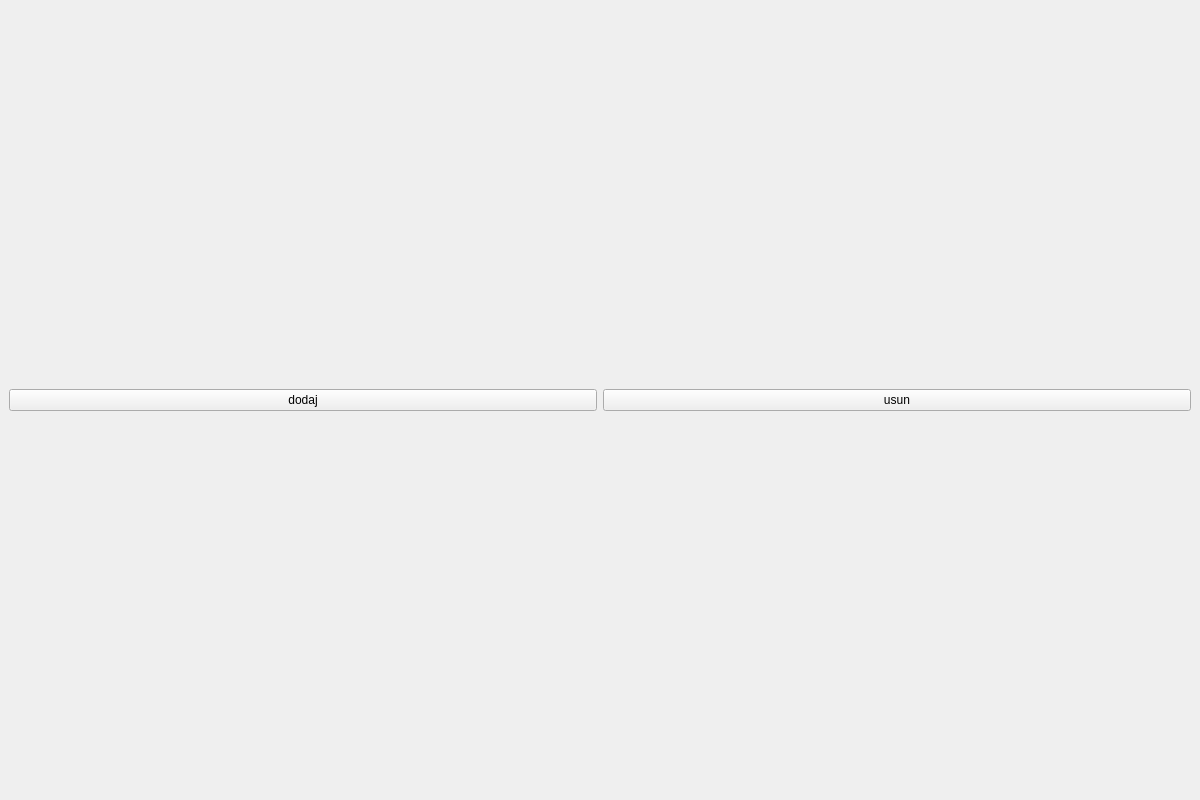
arekszatan/ToDowithQT, file GUI/view.ui: the form before one commit.
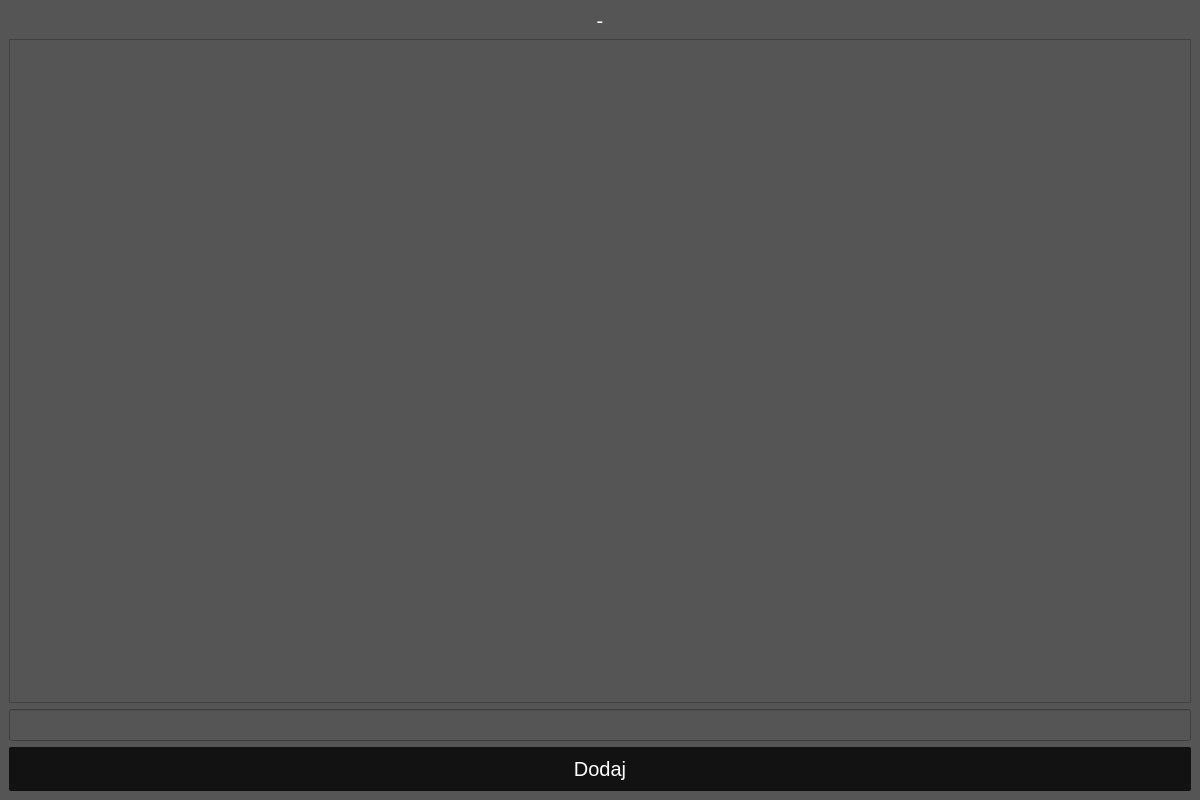
The form after the commit. The open tabs and pages were chosen to show the change.

Diff of the .ui file:
```diff
--- a/GUI/view.ui
+++ b/GUI/view.ui
@@ -13,6 +13,25 @@
   <property name="windowTitle">
    <string>MainWindow</string>
   </property>
+  <property name="styleSheet">
+   <string notr="true">QLabel{
+	
+}
+
+QWidget{
+background-color:#555;
+color:white;
+font-size:20px;
+}
+
+QPushButton{
+background-color:#121212;
+padding:10px;
+border:solid;
+border-radius: 2px;
+border-color:#555555;
+}</string>
+  </property>
   <widget class="QWidget" name="centralwidget">
    <layout class="QVBoxLayout" name="verticalLayout">
     <property name="spacing">
@@ -67,17 +86,81 @@
       </widget>
       <widget class="QWidget" name="mainToDo">
        <layout class="QGridLayout" name="gridLayout_2">
-        <item row="0" column="0">
+        <item row="1" column="0" colspan="2">
+         <widget class="QScrollArea" name="scrollArea">
+          <property name="sizePolicy">
+           <sizepolicy hsizetype="Preferred" vsizetype="Preferred">
+            <horstretch>0</horstretch>
+            <verstretch>0</verstretch>
+           </sizepolicy>
+          </property>
+          <property name="sizeAdjustPolicy">
+           <enum>QAbstractScrollArea::AdjustToContents</enum>
+          </property>
+          <property name="widgetResizable">
+           <bool>true</bool>
+          </property>
+          <widget class="QWidget" name="scrollAreaWidgetContents">
+           <property name="geometry">
+            <rect>
+             <x>0</x>
+             <y>0</y>
+             <width>1180</width>
+             <height>664</height>
+            </rect>
+           </property>
+           <layout class="QGridLayout" name="gridLayout_3">
+            <item row="0" column="0">
+             <widget class="QWidget" name="toDoWidget" native="true">
+              <layout class="QGridLayout" name="gridLayout_4"/>
+             </widget>
+            </item>
+            <item row="1" column="0">
+             <widget class="QWidget" name="spacerWidget" native="true">
+              <layout class="QVBoxLayout" name="verticalLayout_2">
+               <item>
+                <spacer name="verticalSpacer">
+                 <property name="orientation">
+                  <enum>Qt::Vertical</enum>
+                 </property>
+                 <property name="sizeHint" stdset="0">
+                  <size>
+                   <width>20</width>
+                   <height>601</height>
+                  </size>
+                 </property>
+                </spacer>
+               </item>
+              </layout>
+             </widget>
+            </item>
+           </layout>
+          </widget>
+         </widget>
+        </item>
+        <item row="3" column="0" colspan="2">
          <widget class="QPushButton" name="addButton">
           <property name="text">
-           <string>dodaj</string>
+           <string>Dodaj</string>
           </property>
          </widget>
         </item>
-        <item row="0" column="1">
-         <widget class="QPushButton" name="removeButton">
+        <item row="2" column="0" colspan="2">
+         <widget class="QLineEdit" name="newToDoLineEdit"/>
+        </item>
+        <item row="0" column="0" colspan="2">
+         <widget class="QLabel" name="toDoName">
+          <property name="sizePolicy">
+           <sizepolicy hsizetype="Preferred" vsizetype="Maximum">
+            <horstretch>0</horstretch>
+            <verstretch>0</verstretch>
+           </sizepolicy>
+          </property>
           <property name="text">
-           <string>usun</string>
+           <string>-</string>
+          </property>
+          <property name="alignment">
+           <set>Qt::AlignCenter</set>
           </property>
          </widget>
         </item>
```
Left out of the diff: 12 changed lines with no effect on the pictures.
